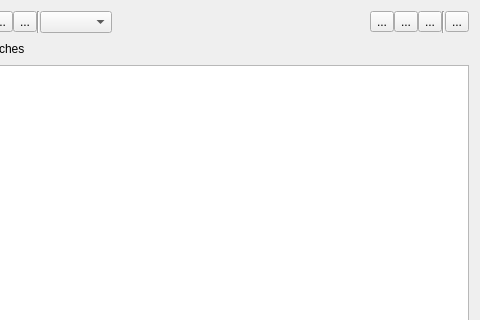
Qt form src/IDiaryEdit.ui (ntruchsess/QLandkarteGT) before a commit; both pictures show x 196 to 676 and y 0 to 320 of the 676 by 511 pixel window.
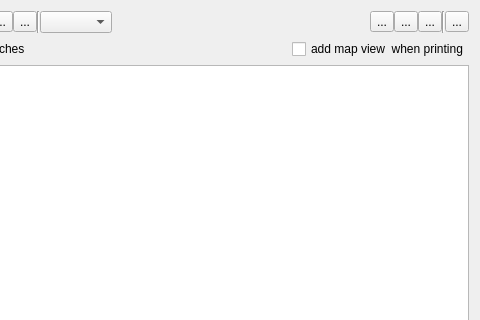
The same form after that commit.

Commit message: make map in diary printout an option

The edit to the form file:
```diff
--- a/src/IDiaryEdit.ui
+++ b/src/IDiaryEdit.ui
@@ -185,6 +185,13 @@
        </property>
       </spacer>
      </item>
+     <item>
+      <widget class="QCheckBox" name="checkAddMap">
+       <property name="text">
+        <string>add map view  when printing</string>
+       </property>
+      </widget>
+     </item>
     </layout>
    </item>
    <item>
```
The commit also changes 1 other file.
